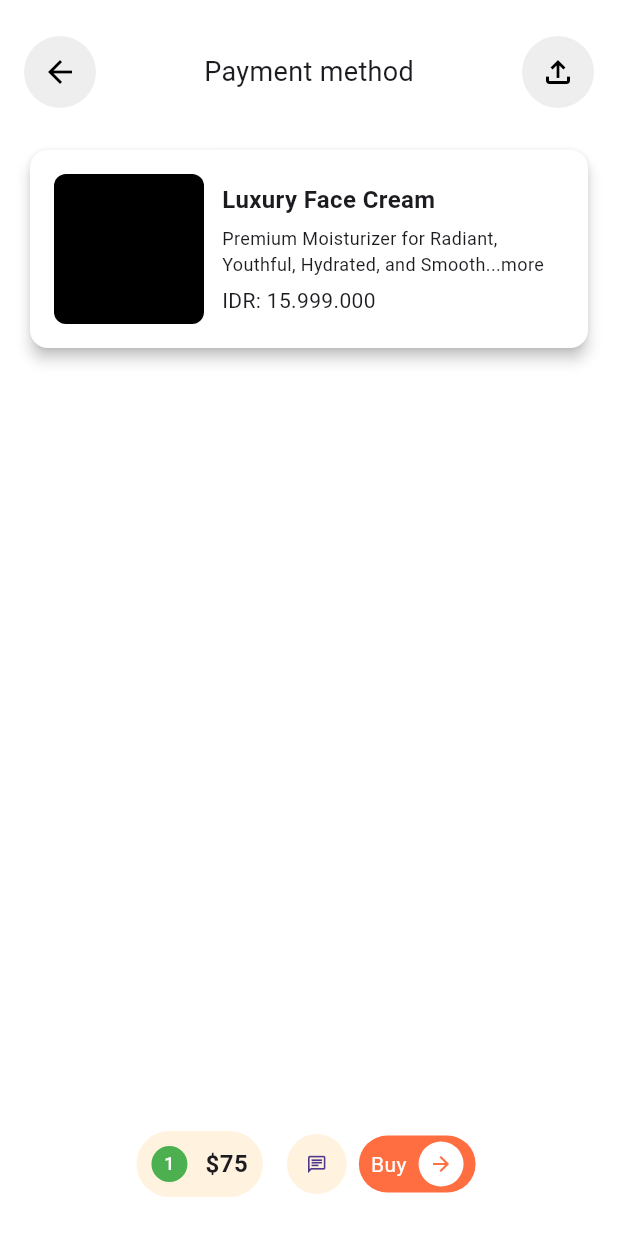
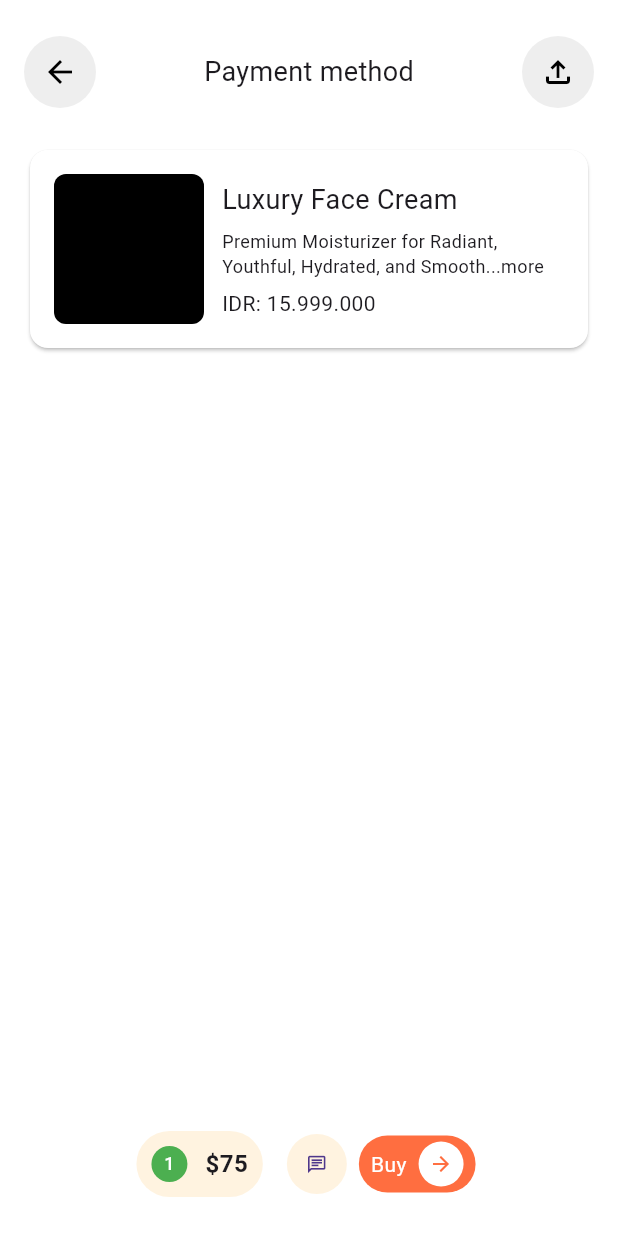
Before and after one commit to JAICHANGPARK/flutter_notebook_chapter_43, a Flutter app: the MarketplacePaymentMethodPage screen opened directly, on a phone screen of 412 x 824 dp. Run offline on Flutter 3.47's test engine with Material 3 defaults, Android fonts, the phone set to English and light mode, and no system bars; our stand-ins replace gap, hugeicons.

Commit message:
Update marketplace_payment_method_page.dart

```diff
--- a/lib/ep2168_marketplace_app/ui/marketplace_payment_method_page.dart
+++ b/lib/ep2168_marketplace_app/ui/marketplace_payment_method_page.dart
@@ -52,7 +52,7 @@ class _MarketplacePaymentMethodPageState extends State<MarketplacePaymentMethodP
                   Padding(
                     padding: const EdgeInsets.only(bottom: 8),
                     child: Card(
-                      elevation: 4,
+                      // elevation: 4,
                       color: Colors.white,
                       child: Padding(
                         padding: const EdgeInsets.all(16.0),
@@ -75,8 +75,8 @@ class _MarketplacePaymentMethodPageState extends State<MarketplacePaymentMethodP
                                   Text(
                                     "Luxury Face Cream",
                                     style: TextStyle(
-                                      fontSize: 16,
-                                      fontWeight: FontWeight.bold,
+                                      fontSize: 18,
+                                      // fontWeight: FontWeight.bold,
                                     ),
                                   ),
                                   Text(
```
